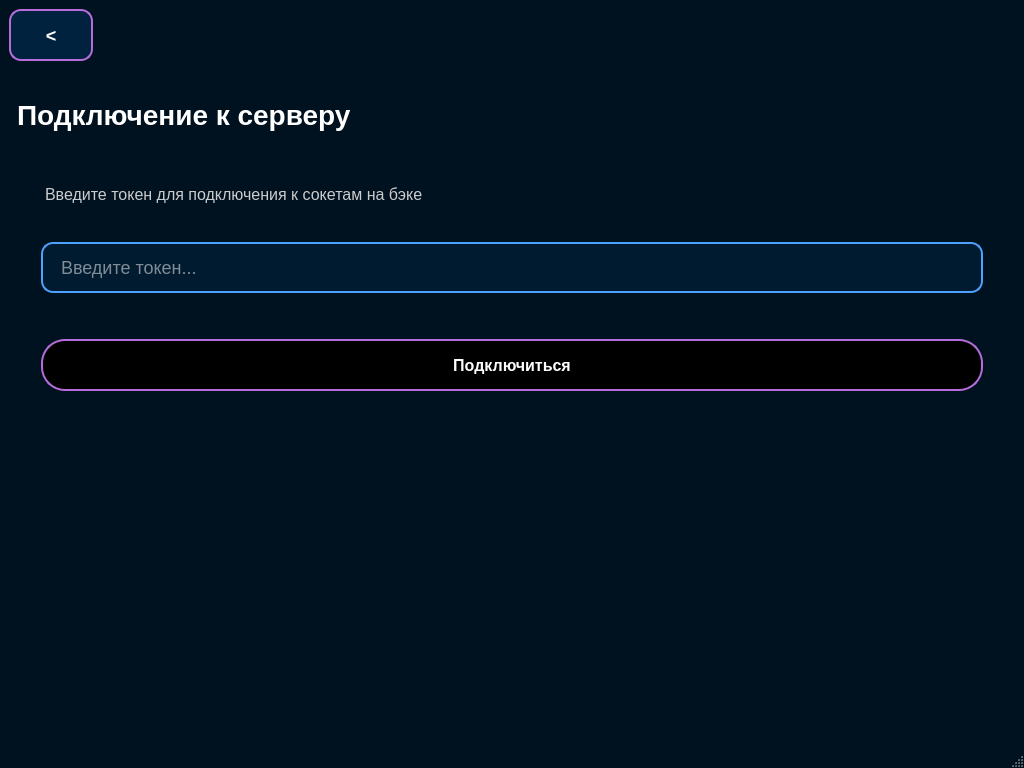
Qt form BrainBit/neurosamples-main/Bit/ui/TokenScreenRuUI.ui (simai1/sfedu-hackathon-2025) before a commit.
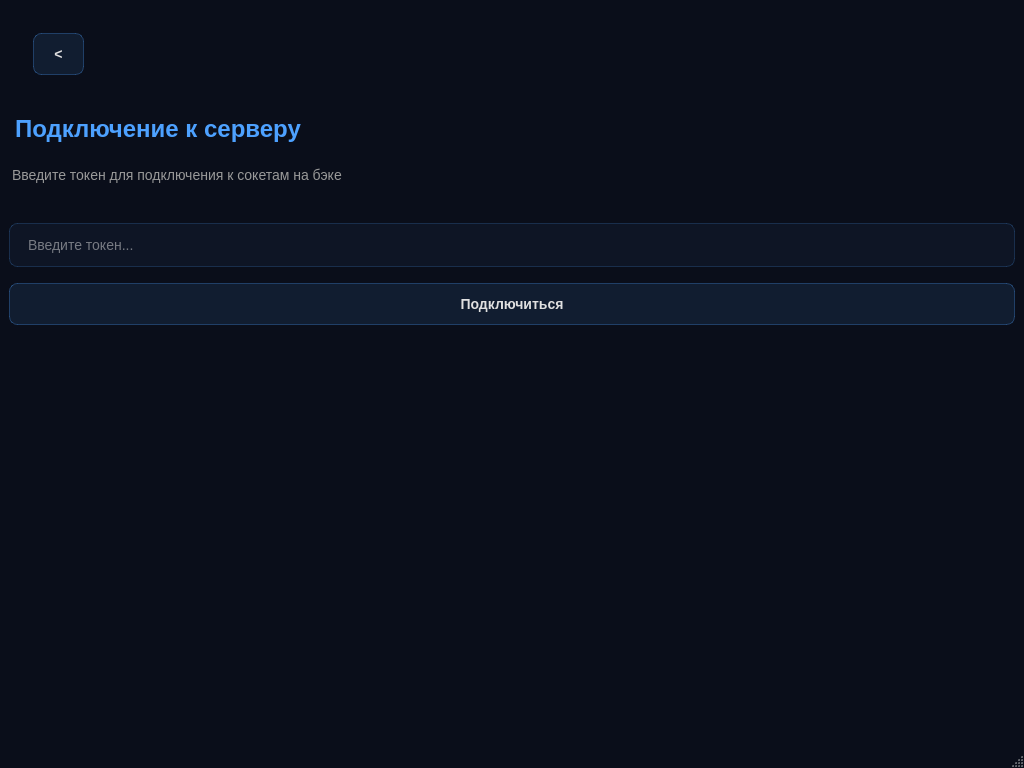
The same form after that commit.

The edit to the form file:
```diff
--- a/BrainBit/neurosamples-main/Bit/ui/TokenScreenRuUI.ui
+++ b/BrainBit/neurosamples-main/Bit/ui/TokenScreenRuUI.ui
@@ -15,24 +15,23 @@
   </property>
   <property name="styleSheet">
    <string notr="true">QMainWindow {
-	background-color: #00111F;
+	background: #0A0E1A;
 	font-family: "Segoe UI", "Roboto", "Helvetica Neue", sans-serif;
 }
 
 QLabel {
-	color: #FFFFFF;
+	color: #E0E0E0;
 }
 
 QPushButton {
-	background-color: black;
-	border: 2px solid #B66DDB;
-	color: white;
-	font-size: 16px;
+	background: rgba(77, 161, 255, 0.1);
+	border: 1px solid rgba(77, 161, 255, 0.3);
+	color: #E0E0E0;
+	font-size: 14px;
 	font-weight: 500;
-	height: 48px;
-	padding: 0 24px;
-	border-radius: 24px;
-	transition: all 0.3s ease;
+	height: 40px;
+	padding: 0 20px;
+	border-radius: 8px;
 }
 
 QPushButton:hover {
@@ -48,74 +47,75 @@
 }
 
 QPushButton:disabled {
-	opacity: 0.5;
+	opacity: 0.4;
 }
 
 QLineEdit {
-	background-color: rgba(0, 34, 63, 0.5);
-	border: 2px solid #4DA1FF;
-	border-radius: 12px;
-	color: #FFFFFF;
-	font-size: 16px;
+	background: rgba(77, 161, 255, 0.05);
+	border: 1px solid rgba(77, 161, 255, 0.2);
+	border-radius: 8px;
+	color: #E0E0E0;
+	font-size: 14px;
 	padding: 12px 16px;
-	margin: 8px 0;
 }
 
 QLineEdit:focus {
-	border: 2px solid #B66DDB;
-	background-color: rgba(0, 34, 63, 0.7);
+	border: 1px solid rgba(77, 161, 255, 0.5);
+	background: rgba(77, 161, 255, 0.08);
+}
+
+QLineEdit::placeholder {
+	color: #999999;
 }
 
 /* Header */
 QLabel#headerTitle {
-	font-size: 28px;
+	font-size: 24px;
 	font-weight: 600;
-	margin: 32px 0;
+	margin: 24px 0 8px 0;
 	text-align: center;
-}
-
-/* Back Button */
-QPushButton#backButton {
-	background-color: #00223F;
-	border-radius: 12px;
-	font-size: 18px;
-	padding: 0 20px;
-	min-width: 40px;
-}
-
-QPushButton#backButton:hover {
-	background-color: #00335F;
-	box-shadow: 0 2px 4px rgba(0, 34, 63, 0.4);
-}
-
-/* Connect Button */
-QPushButton#connectButton {
-	margin: 24px 32px;
+	color: #4DA1FF;
 }
 
 /* Description Label */
 QLabel#descriptionLabel {
-	font-size: 16px;
-	margin: 16px 32px;
+	font-size: 14px;
+	font-weight: 400;
+	margin: 0 0 24px 0;
 	text-align: center;
-	color: #CCCCCC;
-}
-
-/* Token Input */
-QLineEdit#tokenInput {
-	margin: 16px 32px;
-	font-size: 18px;
+	color: #999999;
 }</string>
   </property>
   <widget class="QWidget" name="centralwidget">
    <layout class="QVBoxLayout" name="verticalLayout">
+    <property name="spacing">
+     <number>16</number>
+    </property>
     <item>
      <layout class="QHBoxLayout" name="horizontalLayout">
+      <property name="spacing">
+       <number>12</number>
+      </property>
+      <property name="leftMargin">
+       <number>24</number>
+      </property>
+      <property name="rightMargin">
+       <number>24</number>
+      </property>
+      <property name="topMargin">
+       <number>24</number>
+      </property>
       <item>
        <widget class="QPushButton" name="backButton">
         <property name="text">
          <string>&lt;</string>
         </property>
+        <property name="minimumSize">
+         <size>
+          <width>40</width>
+          <height>40</height>
+         </size>
+        </property>
        </widget>
       </item>
       <item>
@@ -152,6 +152,12 @@
       <property name="placeholderText">
        <string>Введите токен...</string>
       </property>
+      <property name="minimumSize">
+       <size>
+        <width>0</width>
+        <height>44</height>
+       </size>
+      </property>
      </widget>
     </item>
     <item>
@@ -159,6 +165,12 @@
       <property name="text">
        <string>Подключиться</string>
       </property>
+      <property name="minimumSize">
+       <size>
+        <width>0</width>
+        <height>40</height>
+       </size>
+      </property>
      </widget>
     </item>
     <item>
```
Left out of the diff: 11 changed lines with no effect on the pictures.
